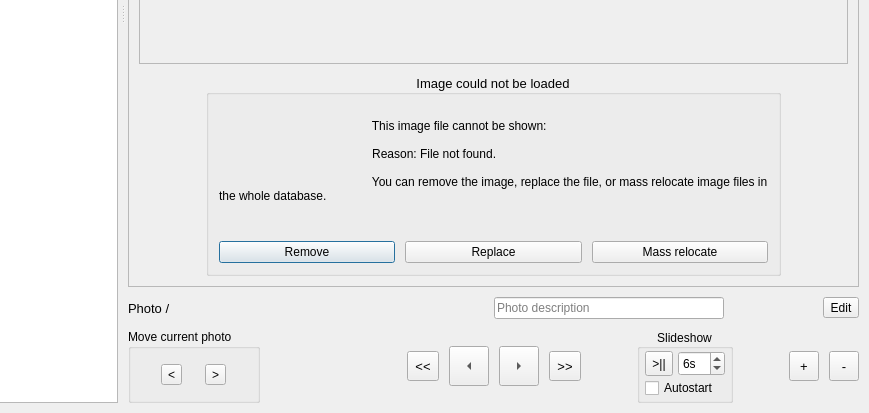
This is src/ui/ascent_viewer.ui in svetter/pal as Qt 5 draws it before an edit; both pictures show x 631 to 1500 and y 387 to 800 of the 1500 by 800 pixel window. The edited form follows.
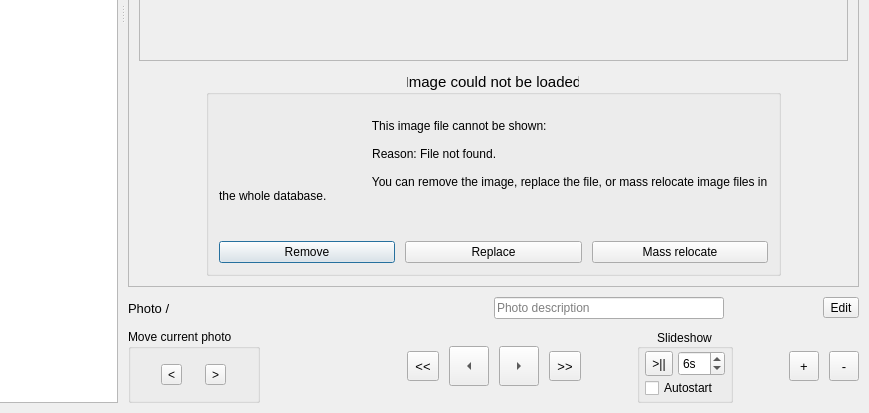
This is the edited form. Custom widgets are drawn as their Qt base class.

Commit message: Increase font size of image error box title in ascent viewer

The edit to the form file:
```diff
--- a/src/ui/ascent_viewer.ui
+++ b/src/ui/ascent_viewer.ui
@@ -1207,7 +1207,7 @@
                    <x>0</x>
                    <y>0</y>
                    <width>666</width>
-                   <height>382</height>
+                   <height>379</height>
                   </rect>
                  </property>
                  <layout class="QHBoxLayout" name="imageScrollAreaLayout">
@@ -1245,7 +1245,7 @@
                   </property>
                   <property name="font">
                    <font>
-                    <pointsize>10</pointsize>
+                    <pointsize>11</pointsize>
                    </font>
                   </property>
                   <property name="title">
```
